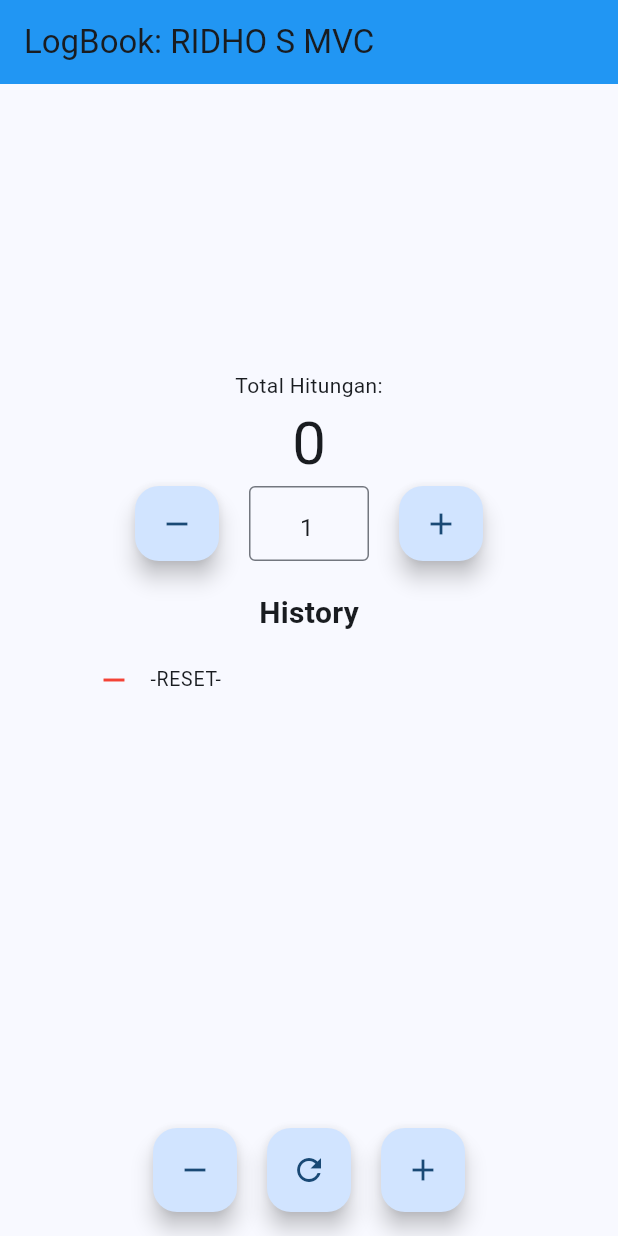
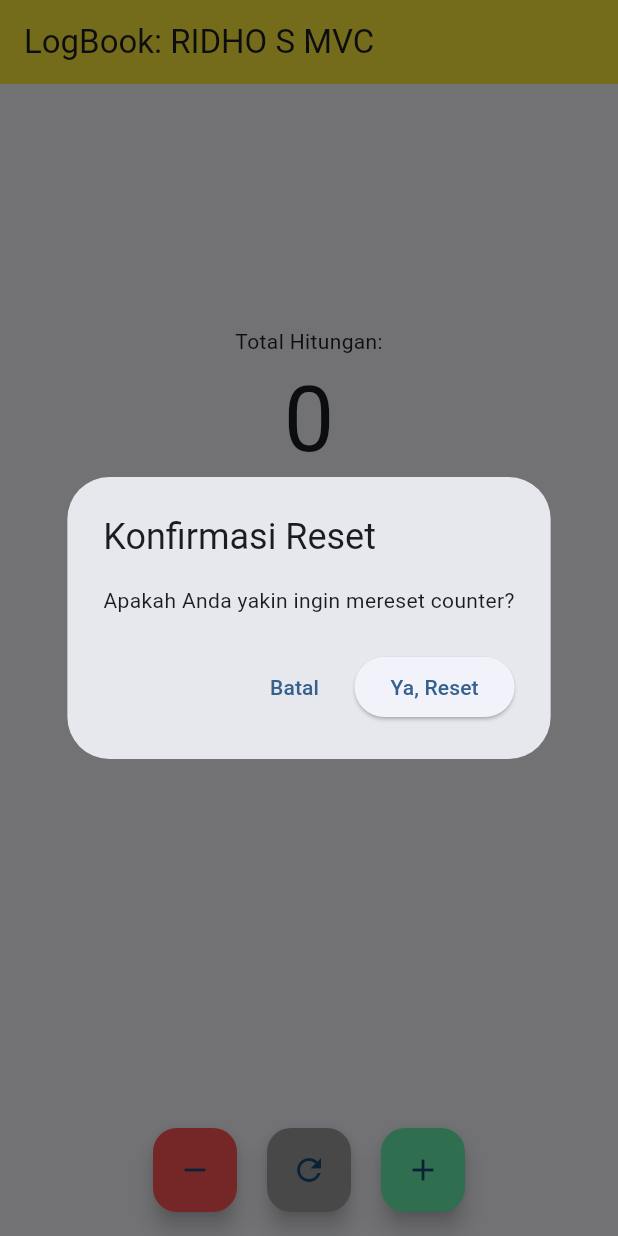
Before and after one commit to Ridhoss/Proyek4-MobileApp, a Flutter app: the screen it shows after launch, after a tap on the "refresh" icon, on a phone screen of 412 x 824 dp. Run offline on Flutter 3.47's test engine with Material 3 defaults, Android fonts, the phone set to English and light mode, and no system bars.

Commit message:
update: try component based

```diff
--- /dev/null
+++ b/lib/components/header_bar.dart
@@ -0,0 +1,16 @@
+import 'package:flutter/material.dart';
+
+class HeaderBar extends StatelessWidget implements PreferredSizeWidget{
+  const HeaderBar({super.key});
+
+  @override
+  Widget build(BuildContext context) {
+    return AppBar(
+      title: const Text("LogBook: RIDHO S MVC"),
+      backgroundColor: Colors.yellow,
+    );
+  }
+
+  @override
+  Size get preferredSize => const Size.fromHeight(kToolbarHeight);
+}
--- /dev/null
+++ b/lib/components/history_section.dart
@@ -0,0 +1,43 @@
+import 'package:flutter/material.dart';
+import 'package:logbook_app_059/counter_controller.dart';
+
+class HistorySection extends StatelessWidget {
+  final CounterController controller;
+
+  const HistorySection({required this.controller, super.key});
+
+  @override
+  Widget build(BuildContext context) {
+    return Column(
+      children: [
+        Text(
+          "History",
+          style: TextStyle(fontSize: 20, fontWeight: FontWeight.bold),
+        ),
+        SizedBox(height: 10),
+        SizedBox(
+          height: 200,
+          width: 300,
+          child: ListView.builder(
+            itemCount: controller.history.length,
+            itemBuilder: (context, index) {
+              String item = controller.history[index];
+              bool isPlus = item.startsWith("+");
+
+              return ListTile(
+                dense: true,
+                visualDensity: VisualDensity.compact,
+                contentPadding: EdgeInsets.symmetric(horizontal: 8),
+                leading: Icon(
+                  isPlus ? Icons.add : Icons.remove,
+                  color: isPlus ? Colors.green : Colors.red,
+                ),
+                title: Text(item),
+              );
+            },
+          ),
+        ),
+      ],
+    );
+  }
+}
--- a/lib/counter_view.dart
+++ b/lib/counter_view.dart
@@ -1,4 +1,6 @@
 import 'package:flutter/material.dart';
+import 'package:logbook_app_059/components/header_bar.dart';
+import 'package:logbook_app_059/components/history_section.dart';
 import 'package:logbook_app_059/counter_controller.dart';
 
 class CounterView extends StatefulWidget {
@@ -10,21 +12,45 @@ class CounterView extends StatefulWidget {
 class _CounterViewState extends State<CounterView> {
   final CounterController _controller = CounterController();
 
+  void resetDialog() {
+    showDialog(
+      context: context,
+      builder: (context) {
+        return AlertDialog(
+          title: const Text("Konfirmasi Reset"),
+          content: const Text("Apakah Anda yakin ingin mereset counter?"),
+          actions: [
+            TextButton(
+              onPressed: () {
+                Navigator.pop(context);
+              },
+              child: const Text("Batal"),
+            ),
+            ElevatedButton(
+              onPressed: () {
+                setState(() => _controller.reset());
+                Navigator.pop(context);
+              },
+              child: const Text("Ya, Reset"),
+            ),
+          ],
+        );
+      },
+    );
+  }
+
   @override
   Widget build(BuildContext context) {
     return Scaffold(
-      appBar: AppBar(
-        title: const Text("LogBook: RIDHO S MVC"),
-        backgroundColor: Colors.blue,
-      ),
+      appBar: HeaderBar(),
       body: Center(
         child: Column(
           mainAxisAlignment: MainAxisAlignment.center,
           children: [
             const Text("Total Hitungan:"),
-            Text('${_controller.value}', style: const TextStyle(fontSize: 40)),
+            Text('${_controller.value}', style: const TextStyle(fontSize: 60)),
             SizedBox(
-              height: 50,
+              height: 80,
               child: Row(
                 mainAxisAlignment: MainAxisAlignment.center,
                 children: [
@@ -62,39 +88,11 @@ class _CounterViewState extends State<CounterView> {
               ),
             ),
             SizedBox(height: 20),
-            Text(
-              "History",
-              style: TextStyle(fontSize: 20, fontWeight: FontWeight.bold),
-            ),
-            SizedBox(height: 10),
-            SizedBox(
-              height: 200,
-              width: 300,
-              child: ListView.builder(
-                itemCount: _controller.history.length,
-                itemBuilder: (context, index) {
-                  String item = _controller.history[index];
-                  bool isPlus = item.startsWith("+");
-
-                  return ListTile(
-                    dense: true,
-                    visualDensity:
-                        VisualDensity.compact,
-                    contentPadding: EdgeInsets.symmetric(
-                      horizontal: 8,
-                    ),
-                    leading: Icon(
-                      isPlus ? Icons.add : Icons.remove,
-                      color: isPlus ? Colors.green : Colors.red,
-                    ),
-                    title: Text(item),
-                  );
-                },
-              ),
-            ),
+            HistorySection(controller: _controller),
           ],
         ),
       ),
+
       floatingActionButtonLocation: FloatingActionButtonLocation.centerFloat,
       floatingActionButton: Row(
         mainAxisAlignment: MainAxisAlignment.center,
@@ -102,18 +100,22 @@ class _CounterViewState extends State<CounterView> {
           FloatingActionButton(
             onPressed: () => setState(() => _controller.decrement()),
             tooltip: 'Decrement',
+            backgroundColor: Colors.redAccent,
             child: const Icon(Icons.remove),
           ),
           const SizedBox(width: 20),
           FloatingActionButton(
-            onPressed: () => setState(() => _controller.reset()),
+            // onPressed: () => setState(() => _controller.reset()),
+            onPressed: () => resetDialog(),
             tooltip: 'Reset',
+            backgroundColor: Colors.grey,
             child: const Icon(Icons.refresh),
           ),
           const SizedBox(width: 20),
           FloatingActionButton(
             onPressed: () => setState(() => _controller.increment()),
             tooltip: 'Increment',
+            backgroundColor: Colors.greenAccent,
             child: const Icon(Icons.add),
           ),
         ],
```
